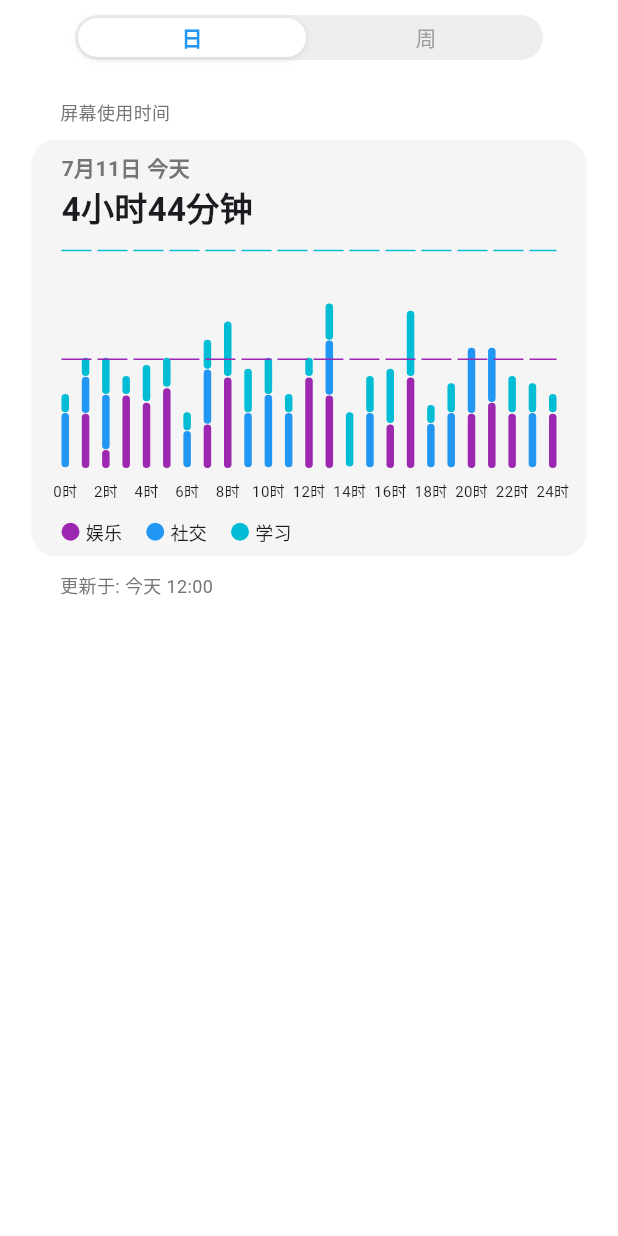
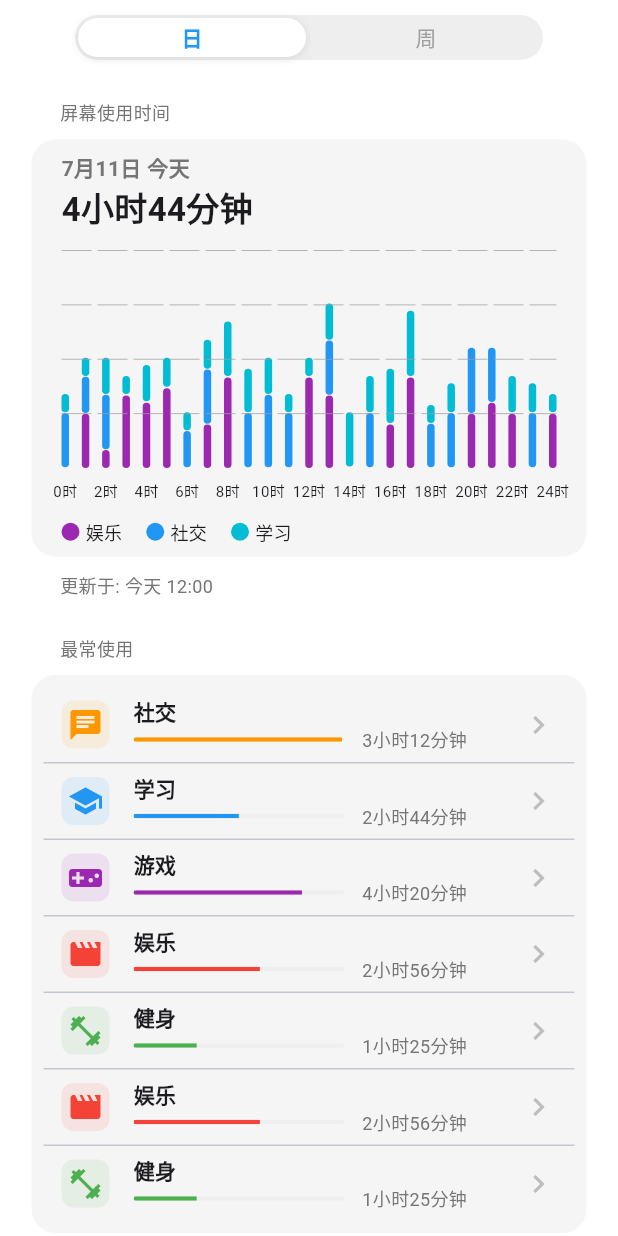
Before and after one commit to cnxianyi/time_monitor_mobile, a Flutter app: the screen it shows after launch, on a phone screen of 412 x 824 dp. Run offline on Flutter 3.47's test engine with Material 3 defaults, Android fonts, the light colour scheme and no system bars; drawn by our look-alikes of fl_chart.

Commit message:
最常使用

```diff
--- a/lib/components/chart/day_hour.dart
+++ b/lib/components/chart/day_hour.dart
@@ -46,8 +46,8 @@ class LegendsListWidget extends StatelessWidget {
   }
 }
 
-class BarChartSample6 extends StatelessWidget {
-  BarChartSample6({super.key});
+class DayHourChart extends StatelessWidget {
+  DayHourChart({super.key});
 
   final pilateColor = AppColors.contentColorPurple;
   final cyclingColor = AppColors.contentColorCyan;
@@ -241,15 +241,27 @@ class BarChartSample6 extends StatelessWidget {
                 extraLinesData: ExtraLinesData(
                   horizontalLines: [
                     HorizontalLine(
+                      y: 15,
+                      color: Colors.grey[500],
+                      strokeWidth: 0.5,
+                      dashArray: [20, 4],
+                    ),
+                    HorizontalLine(
                       y: 30,
-                      color: pilateColor,
-                      strokeWidth: 1,
+                      color: Colors.grey[500],
+                      strokeWidth: 0.5,
+                      dashArray: [20, 4],
+                    ),
+                    HorizontalLine(
+                      y: 45,
+                      color: Colors.grey[500],
+                      strokeWidth: 0.5,
                       dashArray: [20, 4],
                     ),
                     HorizontalLine(
                       y: 60,
-                      color: cyclingColor,
-                      strokeWidth: 1,
+                      color: Colors.grey[500],
+                      strokeWidth: 0.5,
                       dashArray: [20, 4],
                     ),
                   ],
--- /dev/null
+++ b/lib/components/chart/hot.dart
@@ -0,0 +1,165 @@
+import 'package:flutter/material.dart';
+
+class HotChart extends StatelessWidget {
+  const HotChart({super.key});
+
+  @override
+  Widget build(BuildContext context) {
+    // 示例数据
+    final List<HotItem> items = [
+      HotItem(
+        icon: Icons.chat,
+        title: '社交',
+        progress: 0.99,
+        description: '3小时12分钟',
+        color: Colors.orange,
+      ),
+      HotItem(
+        icon: Icons.school,
+        title: '学习',
+        progress: 0.5,
+        description: '2小时44分钟',
+        color: Colors.blue,
+      ),
+      HotItem(
+        icon: Icons.videogame_asset,
+        title: '游戏',
+        progress: 0.8,
+        description: '4小时20分钟',
+        color: Colors.purple,
+      ),
+      HotItem(
+        icon: Icons.movie,
+        title: '娱乐',
+        progress: 0.6,
+        description: '2小时56分钟',
+        color: Colors.red,
+      ),
+      HotItem(
+        icon: Icons.fitness_center,
+        title: '健身',
+        progress: 0.3,
+        description: '1小时25分钟',
+        color: Colors.green,
+      ),
+      HotItem(
+        icon: Icons.movie,
+        title: '娱乐',
+        progress: 0.6,
+        description: '2小时56分钟',
+        color: Colors.red,
+      ),
+      HotItem(
+        icon: Icons.fitness_center,
+        title: '健身',
+        progress: 0.3,
+        description: '1小时25分钟',
+        color: Colors.green,
+      ),
+    ];
+
+    // 将ListView替换为Column，使内容随屏幕一起滚动
+    return Column(
+      mainAxisSize: MainAxisSize.min,
+      crossAxisAlignment: CrossAxisAlignment.start,
+      children: List.generate(items.length * 2 - 1, (index) {
+        if (index.isOdd) {
+          return const Divider(height: 1);
+        } else {
+          return _buildListItem(items[index ~/ 2]);
+        }
+      }),
+    );
+  }
+
+  Widget _buildListItem(HotItem item) {
+    return Container(
+      padding: const EdgeInsets.symmetric(vertical: 6, horizontal: 12),
+      child: Row(
+        children: [
+          // 左侧图标
+          Container(
+            width: 32,
+            height: 32,
+            decoration: BoxDecoration(
+              color: item.color.withOpacity(0.1),
+              borderRadius: BorderRadius.circular(8),
+            ),
+            child: Icon(item.icon, color: item.color, size: 24),
+          ),
+
+          const SizedBox(width: 16),
+
+          // 中间内容
+          Expanded(
+            child: Column(
+              crossAxisAlignment: CrossAxisAlignment.start,
+              children: [
+                // 标题
+                Text(
+                  item.title,
+                  style: const TextStyle(
+                    fontSize: 14,
+                    fontWeight: FontWeight.w600,
+                  ),
+                ),
+
+                // 进度条和描述
+                Row(
+                  children: [
+                    // 进度条
+                    Expanded(
+                      flex: 3,
+                      child: ClipRRect(
+                        borderRadius: BorderRadius.circular(4),
+                        child: LinearProgressIndicator(
+                          value: item.progress,
+                          backgroundColor: Colors.grey[200],
+                          valueColor: AlwaysStoppedAnimation<Color>(item.color),
+                          minHeight: 3,
+                        ),
+                      ),
+                    ),
+
+                    const SizedBox(width: 12),
+
+                    // 描述
+                    Expanded(
+                      flex: 2,
+                      child: Text(
+                        item.description,
+                        style: TextStyle(fontSize: 12, color: Colors.grey[600]),
+                      ),
+                    ),
+                  ],
+                ),
+              ],
+            ),
+          ),
+
+          const SizedBox(width: 12),
+
+          // 右侧箭头
+          Icon(Icons.chevron_right, color: Colors.grey[400], size: 24),
+        ],
+      ),
+    );
+  }
+}
+
+// 数据模型
+class HotItem {
+  final IconData icon;
+  final String title;
+  final double progress;
+  final String description;
+  final Color color;
+
+  HotItem({
+    required this.icon,
+    required this.title,
+    required this.progress,
+    required this.description,
+    required this.color,
+  });
+}
--- a/lib/pages/day_view.dart
+++ b/lib/pages/day_view.dart
@@ -1,6 +1,7 @@
 import 'package:flutter/material.dart';
 import 'package:time_monitor_mobile/components/body_view.dart';
 import 'package:time_monitor_mobile/components/chart/day_hour.dart';
+import 'package:time_monitor_mobile/components/chart/hot.dart';
 
 class DayView extends StatelessWidget {
   final String title;
@@ -9,7 +10,8 @@ class DayView extends StatelessWidget {
 
   @override
   Widget build(BuildContext context) {
-    return Padding(
+    return SingleChildScrollView(
+      child: Padding(
         // 在 Column 外层包裹 Padding
         padding: const EdgeInsets.all(16.0), // 添加所有方向 16 像素的内边距
         child: Column(
@@ -18,9 +20,12 @@ class DayView extends StatelessWidget {
             BodyView(
               header: '屏幕使用时间',
               footer: '更新于: 今天 12:00',
-            children: [BarChartSample6()],
+              children: [DayHourChart()],
             ),
+            const SizedBox(height: 24),
+            BodyView(header: '最常使用', footer: '', children: [HotChart()]),
           ],
+        ),
       ),
     );
   }
```
Lines whose indentation alone changed are shown as unchanged.
